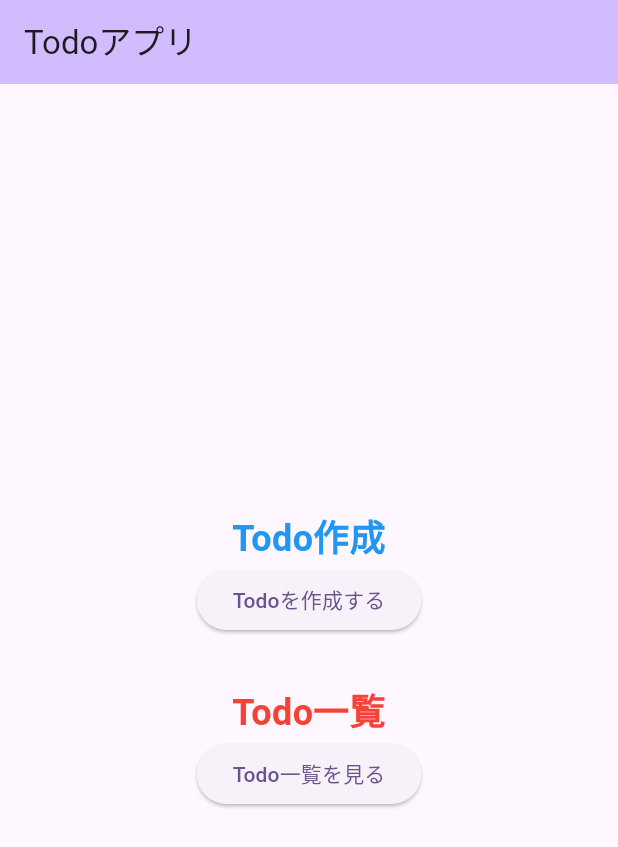
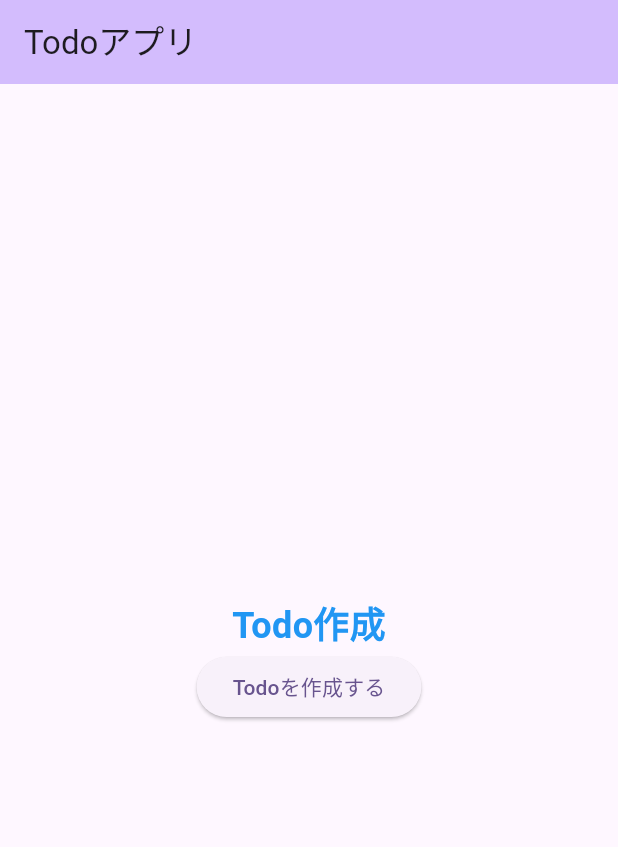
Before and after one commit to koheiterajima-bs/Flutter-todo, a Flutter app: the screen it shows after launch, on a phone screen of 412 x 824 dp. Shown: the top 847 px of the screen. Run offline on Flutter 3.47's test engine with Material 3 defaults, Android fonts, the phone set to English and light mode, and no system bars.

Commit message:
10_15 10:00

```diff
--- a/lib/main.dart
+++ b/lib/main.dart
@@ -60,24 +60,6 @@ class _MyHomePageState extends State<MyHomePage> {
                   );
                 },
                 child: Text('Todoを作成する')),
-            SizedBox(height: 32),
-            Text(
-              'Todo一覧',
-              style: TextStyle(
-                fontSize: 24.0,
-                color: Colors.red,
-                fontWeight: FontWeight.bold,
-              ),
-            ),
-            ElevatedButton(
-                onPressed: () {
-                  // ボタンが押されると、todo_list.dartに飛ぶ
-                  Navigator.push(
-                    context,
-                    MaterialPageRoute(builder: (context) => TodoListScreen()),
-                  );
-                },
-                child: Text('Todo一覧を見る')),
           ],
         ),
       ),
```
Also changed, not shown: lib/screens/todo_create.dart (+27 -51 lines), lib/screens/todo_list.dart (+8 -24 lines).
